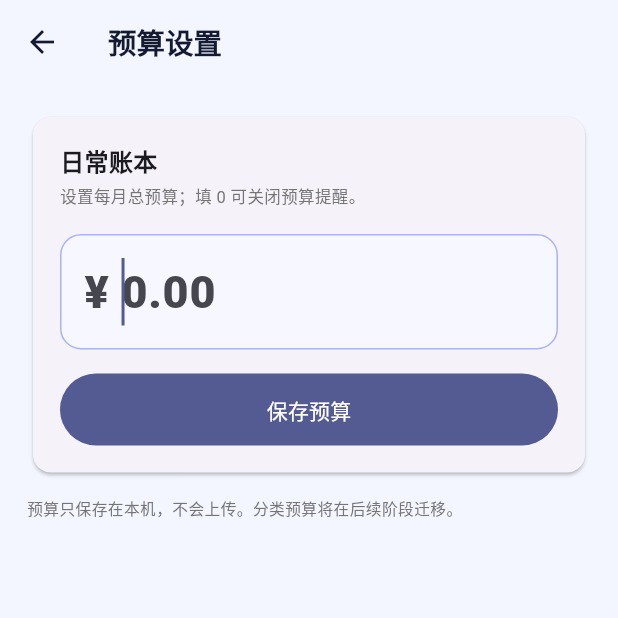
After one commit to sxy666sxy/ledger, a Flutter app: the screen it shows after launch, item 5 of the bottom bar chosen, after a tap on "预算设置", on a phone screen of 412 x 824 dp, the top half of it. The commit adds this screen. Run offline on Flutter 3.47's test engine with Material 3 defaults, Android fonts, the phone set to English and light mode, and no system bars; our stand-ins replace shared_preferences.

Commit message:
feat(flutter): 分类管理、预算设置、旧图标与稳定签名 v0.2.0

```diff
--- /dev/null
+++ b/flutter_app/lib/screens/budget_screen.dart
@@ -0,0 +1,86 @@
+import 'package:flutter/material.dart';
+
+import '../store.dart';
+import '../utils.dart';
+
+class BudgetScreen extends StatefulWidget {
+  const BudgetScreen({super.key});
+
+  @override
+  State<BudgetScreen> createState() => _BudgetScreenState();
+}
+
+class _BudgetScreenState extends State<BudgetScreen> {
+  final AppStore store = AppStore.instance;
+  late final TextEditingController _controller;
+
+  @override
+  void initState() {
+    super.initState();
+    final budget = store.activeBook.budget;
+    _controller = TextEditingController(text: budget > 0 ? budget.toStringAsFixed(2) : '');
+  }
+
+  @override
+  void dispose() {
+    _controller.dispose();
+    super.dispose();
+  }
+
+  void _save() {
+    final value = double.tryParse(_controller.text.trim()) ?? 0;
+    final book = store.activeBook;
+    book.budget = value < 0 ? 0 : value;
+    final messenger = ScaffoldMessenger.of(context);
+    store.updateBook(book);
+    Navigator.of(context).pop();
+    messenger.showSnackBar(
+      SnackBar(content: Text(book.budget > 0 ? '预算已保存' : '已关闭月预算')),
+    );
+  }
+
+  @override
+  Widget build(BuildContext context) {
+    final book = store.activeBook;
+    return Scaffold(
+      appBar: AppBar(title: const Text('预算设置')),
+      body: ListView(
+        padding: const EdgeInsets.all(18),
+        children: [
+          Card(
+            child: Padding(
+              padding: const EdgeInsets.all(18),
+              child: Column(
+                crossAxisAlignment: CrossAxisAlignment.start,
+                children: [
+                  Text(book.name, style: const TextStyle(fontSize: 16, fontWeight: FontWeight.w800)),
+                  const SizedBox(height: 4),
+                  Text('设置每月总预算；填 0 可关闭预算提醒。', style: TextStyle(fontSize: 11, color: Colors.grey.shade600)),
+                  const SizedBox(height: 16),
+                  TextField(
+                    controller: _controller,
+                    autofocus: true,
+                    keyboardType: const TextInputType.numberWithOptions(decimal: true),
+                    style: const TextStyle(fontSize: 30, fontWeight: FontWeight.w800),
+                    decoration: const InputDecoration(prefixText: '¥ ', hintText: '0.00'),
+                  ),
+                  const SizedBox(height: 16),
+                  SizedBox(
+                    width: double.infinity,
+                    height: 48,
+                    child: FilledButton(onPressed: _save, child: const Text('保存预算')),
+                  ),
+                ],
+              ),
+            ),
+          ),
+          const SizedBox(height: 12),
+          Text(
+            '预算只保存在本机，不会上传。分类预算将在后续阶段迁移。',
+            style: TextStyle(fontSize: 10.5, color: Colors.grey.shade600),
+          ),
+        ],
+      ),
+    );
+  }
+}
--- a/flutter_app/lib/screens/profile_screen.dart
+++ b/flutter_app/lib/screens/profile_screen.dart
@@ -2,6 +2,8 @@ import 'package:flutter/material.dart';
 
 import '../store.dart';
 import '../utils.dart';
+import 'budget_screen.dart';
+import 'categories_screen.dart';
 
 class ProfileScreen extends StatelessWidget {
   const ProfileScreen({super.key});
@@ -62,7 +64,7 @@ class ProfileScreen extends StatelessWidget {
                         color: Colors.white.withValues(alpha: 0.12),
                         borderRadius: BorderRadius.circular(99),
                       ),
-                      child: const Text('v0.1.0', style: TextStyle(color: Colors.white70, fontSize: 9)),
+                      child: Text('v$appVersion', style: const TextStyle(color: Colors.white70, fontSize: 9)),
                     ),
                   ],
                 ),
@@ -81,7 +83,7 @@ class ProfileScreen extends StatelessWidget {
                 ),
               ),
               const SizedBox(height: 14),
-              const _SectionTitle('偏好'),
+              const _SectionTitle('账本与偏好'),
               Card(
                 child: Column(
                   children: [
@@ -93,8 +95,28 @@ class ProfileScreen extends StatelessWidget {
                     ),
                     const Divider(height: 1),
                     ListTile(
+                      leading: const _MenuIcon('🏷️'),
+                      title: const Text('分类管理'),
+                      subtitle: Text('${store.categories.length} 个分类'),
+                      onTap: () => Navigator.of(context).push(
+                        MaterialPageRoute(builder: (_) => const CategoriesScreen()),
+                      ),
+                    ),
+                    const Divider(height: 1),
+                    ListTile(
+                      leading: const _MenuIcon('🎯'),
+                      title: const Text('预算设置'),
+                      subtitle: Text(store.activeBook.budget > 0
+                          ? '每月 ${formatMoney(store.activeBook.budget)}'
+                          : '未设置'),
+                      onTap: () => Navigator.of(context).push(
+                        MaterialPageRoute(builder: (_) => const BudgetScreen()),
+                      ),
+                    ),
+                    const Divider(height: 1),
+                    ListTile(
                       leading: const _MenuIcon('📒'),
-                      title: const Text('账本'),
+                      title: const Text('当前账本'),
                       subtitle: Text(store.activeBook.name),
                       onTap: () {},
                     ),
@@ -128,11 +150,11 @@ class ProfileScreen extends StatelessWidget {
                 child: ListTile(
                   leading: const _MenuIcon('✦'),
                   title: const Text('星空记账 Flutter'),
-                  subtitle: const Text('核心版 v0.1.0 · 纯 Flutter 原生'),
+                  subtitle: Text('核心版 v$appVersion · 纯 Flutter 原生'),
                   onTap: () => showAboutDialog(
                     context: context,
                     applicationName: '星空记账',
-                    applicationVersion: '0.1.0',
+                    applicationVersion: appVersion,
                     applicationLegalese: '本地记账，数据自持。',
                   ),
                 ),
--- a/flutter_app/lib/utils.dart
+++ b/flutter_app/lib/utils.dart
@@ -1,4 +1,6 @@
 import 'package:intl/intl.dart';
+
+const String appVersion = '0.2.0';
 
 final NumberFormat _money = NumberFormat('#,##0.00', 'en_US');
 
--- a/flutter_app/pubspec.yaml
+++ b/flutter_app/pubspec.yaml
@@ -1,7 +1,7 @@
 name: xingkong_ledger
 description: 星空记账 Flutter 原生版
 publish_to: 'none'
-version: 0.1.0+1
+version: 0.2.0+2
 
 environment:
   sdk: '>=3.4.0 <4.0.0'
```
Also changed, not shown: flutter_app/lib/screens/categories_screen.dart (added, +206 -0 lines), flutter_app/lib/store.dart (+7 -0 lines), flutter_app/tool/icons/mipmap-hdpi/ic_launcher.png (added), flutter_app/tool/icons/mipmap-mdpi/ic_launcher.png (added), flutter_app/tool/icons/mipmap-xhdpi/ic_launcher.png (added), flutter_app/tool/icons/mipmap-xxhdpi/ic_launcher.png (added), flutter_app/tool/icons/mipmap-xxxhdpi/ic_launcher.png (added), 2 other files.
